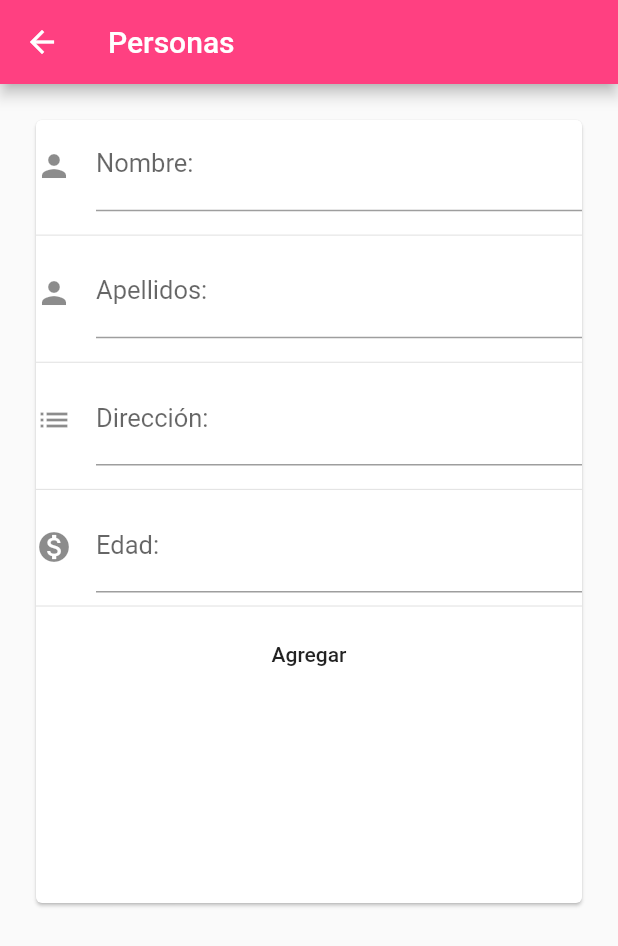
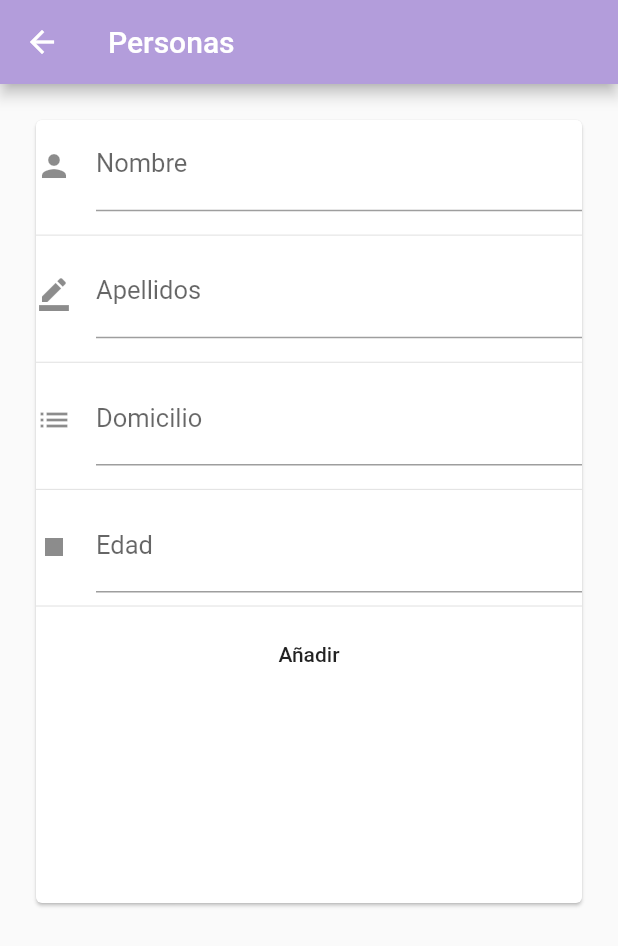
Before and after one commit to jesusEnocMartinez/Equipo-4-, a Flutter app: the PersonScreen screen opened directly, on a phone screen of 412 x 824 dp. Shown: the top 946 px of the screen. Run offline on Flutter 3.47's test engine with Material 2 defaults, Android fonts, the phone set to English and light mode, and no system bars; our stand-ins replace firebase_database; missing offline and left inert: dart:ffi; accounts and stored records are empty.

Commit message:
Flutter Crud Final

```diff
--- a/Flutter/flutter_crud/lib/Ui/person_information.dart
+++ b/Flutter/flutter_crud/lib/Ui/person_information.dart
@@ -24,8 +24,8 @@ class _PersonInformationState extends State<PersonInformation> {
   Widget build(BuildContext context) {
     return Scaffold(
       appBar: AppBar(
-        title: Text('Persons Information'),
-        backgroundColor: Colors.green,
+        title: Text('CRUD PERSONAS'),
+        backgroundColor: Colors.deepPurple[200],
       ),
           body: Container(
             height: 400.0,
--- a/Flutter/flutter_crud/lib/Ui/person_screen.dart
+++ b/Flutter/flutter_crud/lib/Ui/person_screen.dart
@@ -28,14 +28,13 @@ class _PersonScreenState extends State<PersonScreen> {
     _directionController = new TextEditingController(text: widget.person.name);
     _ageController= new TextEditingController(text: widget.person.name);
   }
-
   @override
   Widget build(BuildContext context) {
     return Scaffold(
       resizeToAvoidBottomPadding: false,
       appBar: AppBar(
         title: Text('Personas'),
-        backgroundColor: Colors.pinkAccent,
+        backgroundColor: Colors.deepPurple[200],
       ),
       body: Container(
         height: 570.0,
@@ -49,7 +48,7 @@ class _PersonScreenState extends State<PersonScreen> {
                   style:
                       TextStyle(fontSize: 17.0, color: Colors.deepOrangeAccent),
                   decoration: InputDecoration(
-                      icon: Icon(Icons.person), labelText: 'Nombre:'),
+                      icon: Icon(Icons.person), labelText: 'Nombre'),
                 ),
                 Padding(
                   padding: EdgeInsets.only(top: 8.0),
@@ -60,7 +59,7 @@ class _PersonScreenState extends State<PersonScreen> {
                   style:
                       TextStyle(fontSize: 17.0, color: Colors.deepOrangeAccent),
                   decoration: InputDecoration(
-                      icon: Icon(Icons.person), labelText: 'Apellidos:'),
+                      icon: Icon(Icons.border_color), labelText: 'Apellidos'),
                 ),
                 Padding(
                   padding: EdgeInsets.only(top: 8.0),
@@ -71,7 +70,7 @@ class _PersonScreenState extends State<PersonScreen> {
                   style:
                       TextStyle(fontSize: 17.0, color: Colors.deepOrangeAccent),
                   decoration: InputDecoration(
-                      icon: Icon(Icons.list), labelText: 'Dirección:'),
+                      icon: Icon(Icons.list), labelText: 'Domicilio'),
                 ),
                 Padding(
                   padding: EdgeInsets.only(top: 8.0),
@@ -82,7 +81,7 @@ class _PersonScreenState extends State<PersonScreen> {
                   style:
                       TextStyle(fontSize: 17.0, color: Colors.deepOrangeAccent),
                   decoration: InputDecoration(
-                      icon: Icon(Icons.monetization_on), labelText: 'Edad:'),
+                      icon: Icon(Icons.stop), labelText: 'Edad'),
                 ),
                 Padding(
                   padding: EdgeInsets.only(top: 1.0),
@@ -91,7 +90,7 @@ class _PersonScreenState extends State<PersonScreen> {
                 FlatButton(
                     onPressed: () {
                       if (widget.person.id != null) {
-                        personReference.child(widget.person.id).set({
+                        productReference.child(widget.person.id).set({
                           'name': _nameController.text,
                           'lastName': _lasNameController.text,
                           'direction': _directionController.text,
@@ -100,7 +99,7 @@ class _PersonScreenState extends State<PersonScreen> {
                           Navigator.pop(context);
                         });
                       } else {
-                        personReference.push().set({
+                        productReference.push().set({
                           'name': _nameController.text,
                           'lastName': _lasNameController.text,
                           'direction': _directionController.text,
@@ -112,7 +111,7 @@ class _PersonScreenState extends State<PersonScreen> {
                     },
                     child: (widget.person.id != null)
                         ? Text('Actualizar')
-                        : Text('Agregar')),
+                        : Text('Añadir')),
               ],
             ),
           ),
```
Also changed, not shown: Flutter/flutter_crud/lib/Ui/listview_person.dart (+78 -37 lines), 1 other file. Lines whose indentation alone changed are shown as unchanged.
